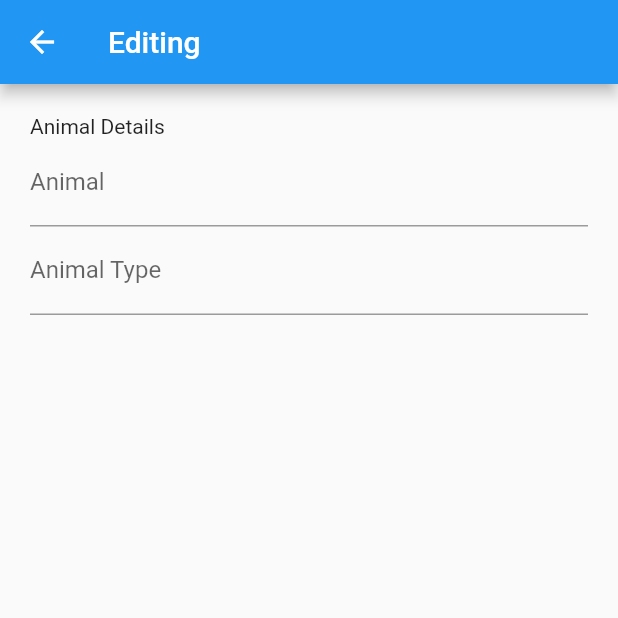
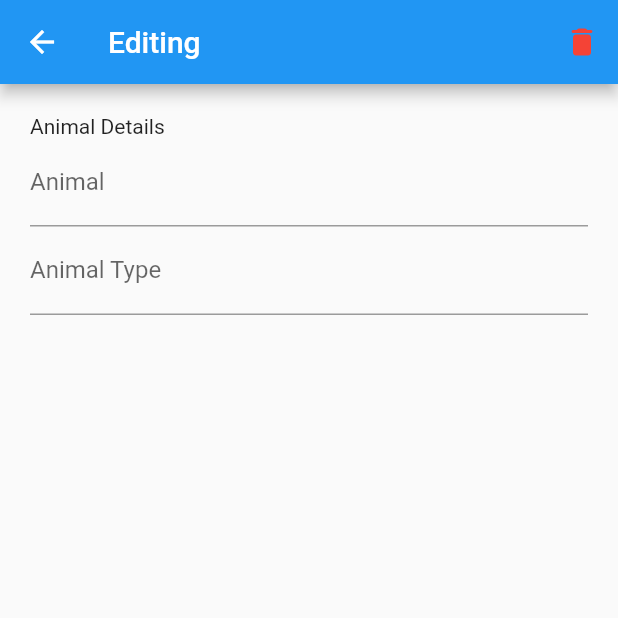
Before and after one commit to nibiru2O12/flutter_sqflite_crud, a Flutter app: the EditPage screen opened directly with empty values, on a phone screen of 412 x 824 dp, the top half of it. Run offline on Flutter 3.47's test engine with Material 2 defaults, Android fonts, the phone set to English and light mode, and no system bars; our stand-ins replace sqflite; accounts and stored records are empty.

Commit message:
added delete action

```diff
--- a/lib/controller/pet_controller.dart
+++ b/lib/controller/pet_controller.dart
@@ -21,4 +21,9 @@ class PetController extends ChangeNotifier {
     await PetHelper().deleteAll();
     notifyListeners();
   }
+
+  void delete(int petId) async {
+    await PetHelper().delete(petId);
+    notifyListeners();
+  }
 }
--- a/lib/model/pet_db.dart
+++ b/lib/model/pet_db.dart
@@ -45,4 +45,9 @@ class PetHelper {
       "animal",
     );
   }
+
+  Future<void> delete(int petId) async {
+    final db = await initDb();
+    await db.delete("animal", where: "id = ?", whereArgs: [petId]);
+  }
 }
--- a/lib/view/edit_animal.dart
+++ b/lib/view/edit_animal.dart
@@ -37,7 +37,21 @@ class _EditPageState extends State<EditPage> {
   @override
   Widget build(BuildContext context) {
     return Scaffold(
-      appBar: AppBar(title: const Text("Editing")),
+      appBar: AppBar(
+        title: const Text("Editing"),
+        actions: [
+          IconButton(
+              onPressed: () {
+                Provider.of<PetController>(context, listen: false)
+                    .delete(widget.pet.id);
+                Navigator.pop(context);
+              },
+              icon: const Icon(
+                Icons.delete_rounded,
+                color: Colors.red,
+              ))
+        ],
+      ),
       bottomNavigationBar: BottomNavigationBar(items: [
         BottomNavigationBarItem(
             icon: InkWell(
```
Also changed, not shown: lib/main.dart (+19 -8 lines).
